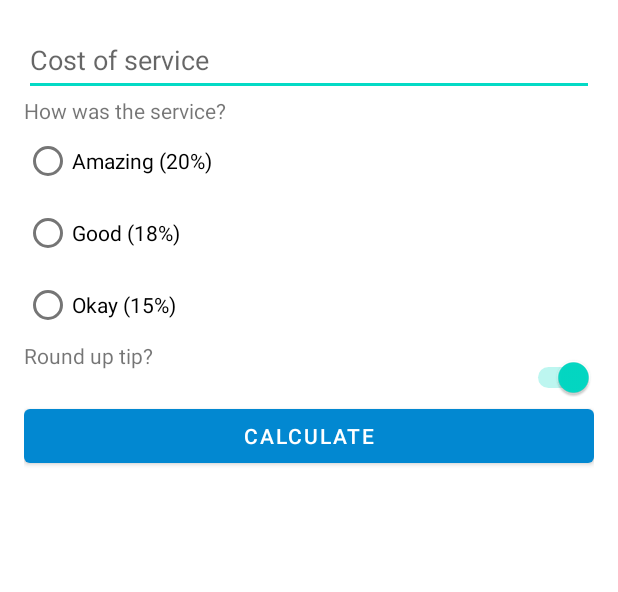
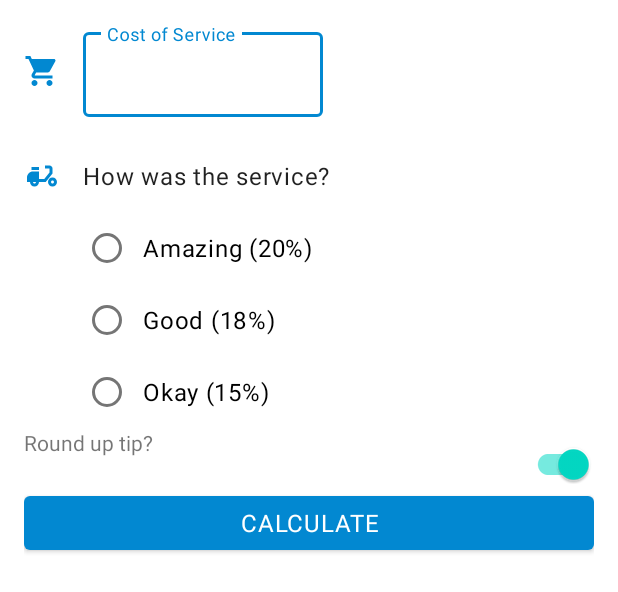
Before and after one commit to javierdominguezsuarez/PAMN-, an Android app: the layout activity_main.xml on its own in the app's theme, with its tools: preview values and no code run, on a phone screen of 412 x 824 dp. Shown: the top 592 px of the screen. Run offline under Robolectric (Android 15) with nearby library versions, the phone set to English and light mode, and no system bars.

Commit message:
Last improvements for Pit Time app

```diff
--- a/TipTime/app/src/main/java/com/example/tiptime/MainActivity.kt
+++ b/TipTime/app/src/main/java/com/example/tiptime/MainActivity.kt
@@ -1,8 +1,11 @@
 package com.example.tiptime
 
+import android.content.Context
 import androidx.appcompat.app.AppCompatActivity
 import android.os.Bundle
+import android.view.KeyEvent
 import android.view.View
+import android.view.inputmethod.InputMethodManager
 import com.example.tiptime.databinding.ActivityMainBinding
 import java.text.NumberFormat
 
@@ -16,11 +19,18 @@ class MainActivity : AppCompatActivity() {
         setContentView(binding.root)
 
         binding.calculateButton.setOnClickListener { calculateTip() }
+        binding.costServiceEditText.setOnKeyListener { view, keyCode, _ ->
+            handleKeyEvent(
+                view,
+                keyCode
+            )
+        }
         binding.errorText.visibility = View.INVISIBLE
+
     }
 
     private fun calculateTip() {
-        val stringInTextField = binding.costService.text.toString()
+        val stringInTextField = binding.costServiceEditText.text.toString()
         val cost = stringInTextField.toDoubleOrNull()
         if(cost == null) {
             binding.tipAmount.text = ""
@@ -45,4 +55,14 @@ class MainActivity : AppCompatActivity() {
             binding.tipAmount.visibility = View.VISIBLE
         }
     }
+    private fun handleKeyEvent(view: View, keyCode: Int): Boolean {
+        if (keyCode == KeyEvent.KEYCODE_ENTER) {
+            // Hide the keyboard
+            val inputMethodManager =
+                getSystemService(Context.INPUT_METHOD_SERVICE) as InputMethodManager
+            inputMethodManager.hideSoftInputFromWindow(view.windowToken, 0)
+            return true
+        }
+        return false
+    }
 }
--- /dev/null
+++ b/TipTime/app/src/main/res/drawable/baseline_delivery_dining_24.xml
@@ -0,0 +1,16 @@
+<vector xmlns:android="http://schemas.android.com/apk/res/android"
+    android:width="24dp"
+    android:height="24dp"
+    android:viewportWidth="24"
+    android:viewportHeight="24"
+    android:tint="?attr/colorPrimary">
+  <path
+      android:fillColor="@android:color/white"
+      android:pathData="M19,7c0,-1.1 -0.9,-2 -2,-2h-3v2h3v2.65L13.52,14H10V9H6c-2.21,0 -4,1.79 -4,4v3h2c0,1.66 1.34,3 3,3s3,-1.34 3,-3h4.48L19,10.35V7zM7,17c-0.55,0 -1,-0.45 -1,-1h2C8,16.55 7.55,17 7,17z"/>
+  <path
+      android:fillColor="@android:color/white"
+      android:pathData="M5,6h5v2h-5z"/>
+  <path
+      android:fillColor="@android:color/white"
+      android:pathData="M19,13c-1.66,0 -3,1.34 -3,3s1.34,3 3,3s3,-1.34 3,-3S20.66,13 19,13zM19,17c-0.55,0 -1,-0.45 -1,-1s0.45,-1 1,-1s1,0.45 1,1S19.55,17 19,17z"/>
+</vector>
--- /dev/null
+++ b/TipTime/app/src/main/res/drawable/baseline_shopping_cart_24.xml
@@ -0,0 +1,10 @@
+<vector xmlns:android="http://schemas.android.com/apk/res/android"
+    android:width="24dp"
+    android:height="24dp"
+    android:viewportWidth="24"
+    android:viewportHeight="24"
+    android:tint="?attr/colorPrimary">
+  <path
+      android:fillColor="@android:color/white"
+      android:pathData="M7,18c-1.1,0 -1.99,0.9 -1.99,2S5.9,22 7,22s2,-0.9 2,-2 -0.9,-2 -2,-2zM1,2v2h2l3.6,7.59 -1.35,2.45c-0.16,0.28 -0.25,0.61 -0.25,0.96 0,1.1 0.9,2 2,2h12v-2L7.42,15c-0.14,0 -0.25,-0.11 -0.25,-0.25l0.03,-0.12 0.9,-1.63h7.45c0.75,0 1.41,-0.41 1.75,-1.03l3.58,-6.49c0.08,-0.14 0.12,-0.31 0.12,-0.48 0,-0.55 -0.45,-1 -1,-1L5.21,4l-0.94,-2L1,2zM17,18c-1.1,0 -1.99,0.9 -1.99,2s0.89,2 1.99,2 2,-0.9 2,-2 -0.9,-2 -2,-2z"/>
+</vector>
--- a/TipTime/app/src/main/res/layout/activity_main.xml
+++ b/TipTime/app/src/main/res/layout/activity_main.xml
@@ -1,29 +1,61 @@
 <?xml version="1.0" encoding="utf-8"?>
-<androidx.constraintlayout.widget.ConstraintLayout xmlns:android="http://schemas.android.com/apk/res/android"
+<ScrollView xmlns:android="http://schemas.android.com/apk/res/android"
     xmlns:app="http://schemas.android.com/apk/res-auto"
     xmlns:tools="http://schemas.android.com/tools"
+    android:layout_width="match_parent"
+    android:layout_height="match_parent">
+
+    <androidx.constraintlayout.widget.ConstraintLayout
         android:layout_width="match_parent"
         android:layout_height="match_parent"
         android:padding="16dp"
         tools:context=".MainActivity">
 
-    <EditText
+        <ImageView
+            android:id="@+id/shopping_car_icon"
+            android:layout_width="wrap_content"
+            android:layout_height="wrap_content"
+            android:importantForAccessibility="no"
+            app:layout_constraintBottom_toBottomOf="@+id/cost_service"
+            app:layout_constraintStart_toStartOf="parent"
+            app:layout_constraintTop_toTopOf="@id/cost_service"
+            app:srcCompat="@drawable/baseline_shopping_cart_24" />
+
+        <com.google.android.material.textfield.TextInputLayout
             android:id="@+id/cost_service"
+            style="@style/Widget.TipTime.InputLayout"
+            android:layout_width="160dp"
+            android:layout_height="wrap_content"
+            android:layout_marginStart="15dp"
+            android:hint="@string/label"
+            app:layout_constraintStart_toEndOf="@id/shopping_car_icon"
+            app:layout_constraintTop_toTopOf="parent">
+
+            <com.google.android.material.textfield.TextInputEditText
+                android:id="@+id/cost_service_edit_text"
                 android:layout_width="match_parent"
                 android:layout_height="wrap_content"
-        android:hint="@string/cost_of_service"
-        android:inputType="numberDecimal"
-        android:minHeight="48dp"
+                android:inputType="numberDecimal" />
+
+        </com.google.android.material.textfield.TextInputLayout>
+
+        <ImageView
+            android:id="@+id/service_icon"
+            android:layout_width="wrap_content"
+            android:layout_height="wrap_content"
+            app:layout_constraintBottom_toBottomOf="@id/service_ask"
             app:layout_constraintStart_toStartOf="parent"
-        app:layout_constraintTop_toTopOf="parent"
-        android:autofillHints="" />
+            app:layout_constraintTop_toTopOf="@id/service_ask"
+            app:srcCompat="@drawable/baseline_delivery_dining_24" />
 
         <TextView
             android:id="@+id/service_ask"
+            style="@style/Widget.TipTime.TextView"
             android:layout_width="wrap_content"
             android:layout_height="wrap_content"
+            android:layout_marginTop="15dp"
             android:text="@string/service_question"
-        app:layout_constraintStart_toStartOf="parent"
+            app:layout_constraintStart_toStartOf="@id/cost_service"
             app:layout_constraintTop_toBottomOf="@+id/cost_service"
             tools:layout_editor_absoluteX="21dp"
             tools:layout_editor_absoluteY="68dp" />
@@ -33,7 +65,7 @@
             android:layout_width="wrap_content"
             android:layout_height="wrap_content"
             android:orientation="vertical"
-        app:layout_constraintStart_toStartOf="parent"
+            app:layout_constraintStart_toStartOf="@id/cost_service"
             app:layout_constraintTop_toBottomOf="@+id/service_ask"
 
 
@@ -68,23 +100,25 @@
             tools:layout_editor_absoluteX="5dp"
             tools:layout_editor_absoluteY="251dp" />
 
-    <Switch
+        <com.google.android.material.switchmaterial.SwitchMaterial
             android:id="@+id/round_up_switch"
+            style="@style/Widget.TipTime.CompoundButton.Switch"
             android:layout_width="0dp"
             android:layout_height="wrap_content"
             android:checked="true"
             android:minHeight="48dp"
-        android:text=""
             app:layout_constraintEnd_toEndOf="parent"
             app:layout_constraintStart_toStartOf="@+id/tip_options"
             app:layout_constraintTop_toBottomOf="@+id/tip_options" />
 
         <Button
             android:id="@+id/calculate_button"
+            style="@style/Widget.TipTime.TextView"
             android:layout_width="0dp"
             android:layout_height="wrap_content"
+            android:layout_marginTop="20dp"
+            android:gravity="center"
             android:text="@string/calculate"
-        android:layout_marginTop="20dp"
             app:layout_constraintEnd_toEndOf="@+id/round_up_switch"
             app:layout_constraintStart_toStartOf="@+id/round_up_question"
             app:layout_constraintTop_toBottomOf="@+id/round_up_question" />
@@ -101,14 +135,15 @@
 
         <TextView
             android:id="@+id/error_text"
-        app:layout_constraintTop_toBottomOf="@id/calculate_button"
-        app:layout_constraintStart_toStartOf="parent"
-        android:textColor="@color/design_default_color_error"
             android:layout_width="wrap_content"
             android:layout_height="wrap_content"
             android:text="@string/error_message"
+            android:textColor="@color/design_default_color_error"
             android:visibility="invisible"
+            app:layout_constraintStart_toStartOf="parent"
+            app:layout_constraintTop_toBottomOf="@id/calculate_button"
             tools:layout_editor_absoluteX="18dp"
             tools:layout_editor_absoluteY="316dp" />
 
     </androidx.constraintlayout.widget.ConstraintLayout>
+</ScrollView>
--- a/TipTime/app/src/main/res/values-night/themes.xml
+++ b/TipTime/app/src/main/res/values-night/themes.xml
@@ -12,5 +12,8 @@
         <!-- Status bar color. -->
         <item name="android:statusBarColor">?attr/colorPrimaryVariant</item>
         <!-- Customize your theme here. -->
+        <item name="textInputStyle">@style/Widget.MaterialComponents.TextInputLayout.OutlinedBox</item>
+        <item name="radioButtonStyle">@style/Widget.TipTime.CompoundButton.RadioButton</item>
+        <item name="switchStyle">@style/Widget.TipTime.CompoundButton.Switch</item>
     </style>
 </resources>
--- a/TipTime/app/src/main/res/values/strings.xml
+++ b/TipTime/app/src/main/res/values/strings.xml
@@ -6,7 +6,8 @@
     <string name="amazing_service">Amazing (20%)</string>
     <string name="service_question">How was the service?</string>
     <string name="cost_of_service">Cost of service</string>
-    <string name="calculate">Calculate</string>
+    <string name="calculate">CALCULATE</string>
     <string name="tip_amount">Tip amount: %s</string>
     <string name="error_message">You need to rate the service first</string>
+    <string name="label">Cost of Service</string>
 </resources>
--- /dev/null
+++ b/TipTime/app/src/main/res/values/styles.xml
@@ -0,0 +1,24 @@
+<?xml version="1.0" encoding="utf-8"?>
+<resources>
+    <style name="Widget.TipTime.TextView" parent="Widget.MaterialComponents.TextView">
+        <item name="android:minHeight">48dp</item>
+        <item name="android:gravity">center_vertical</item>
+        <item name="android:textAppearance">?attr/textAppearanceBody1</item>
+    </style>
+
+    <style name="Widget.TipTime.CompoundButton.Switch" parent="Widget.MaterialComponents.CompoundButton.Switch">
+        <item name="android:minHeight">48dp</item>
+        <item name="android:gravity">center_vertical</item>
+        <item name="android:textAppearance">?attr/textAppearanceBody1</item>
+    </style>
+
+    <style name="Widget.TipTime.CompoundButton.RadioButton"
+        parent="Widget.MaterialComponents.CompoundButton.RadioButton">
+        <item name="android:paddingStart">8dp</item>
+        <item name="android:textAppearance">?attr/textAppearanceBody1</item>
+    </style>
+
+    <style name="Widget.TipTime.InputLayout" parent = "Widget.MaterialComponents.TextInputLayout.OutlinedBox">
+
+    </style>
+</resources>
--- a/TipTime/app/src/main/res/values/themes.xml
+++ b/TipTime/app/src/main/res/values/themes.xml
@@ -12,5 +12,8 @@
         <!-- Status bar color. -->
         <item name="android:statusBarColor">?attr/colorPrimaryVariant</item>
         <!-- Customize your theme here. -->
+        <item name="textInputStyle">@style/Widget.MaterialComponents.TextInputLayout.OutlinedBox</item>
+        <item name="radioButtonStyle">@style/Widget.TipTime.CompoundButton.RadioButton</item>
+        <item name="switchStyle">@style/Widget.TipTime.CompoundButton.Switch</item>
     </style>
 </resources>
```
Lines whose indentation alone changed are shown as unchanged.
